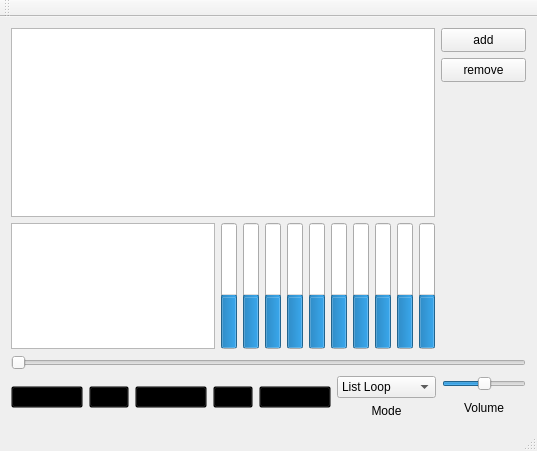
QianqianQ/Cplusplus-Project-Media-Player, file src/qt-project/player.ui: the form before one commit.
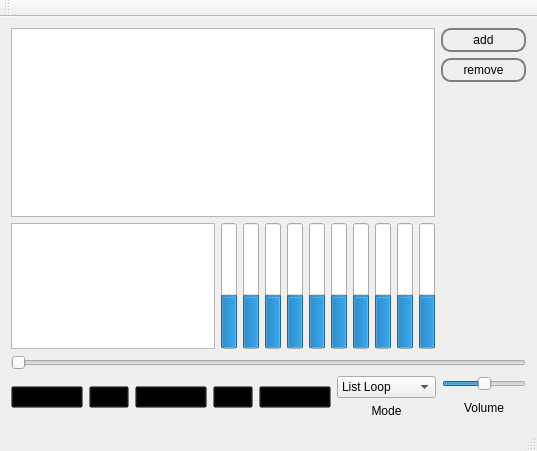
The form after the commit. Icons and pictures are not drawn.

Commit message: change button style

What changed in the file:
```diff
--- a/src/qt-project/player.ui
+++ b/src/qt-project/player.ui
@@ -28,7 +28,10 @@
            </sizepolicy>
           </property>
           <property name="styleSheet">
-           <string notr="true"/>
+           <string notr="true">border: 2px solid gray;
+  border-radius: 10px;
+  padding: 0 8px;
+</string>
           </property>
           <property name="text">
            <string>remove</string>
@@ -44,7 +47,10 @@
            </sizepolicy>
           </property>
           <property name="styleSheet">
-           <string notr="true"/>
+           <string notr="true">border: 2px solid gray;
+border-radius: 10px;
+padding: 0 8px;
+</string>
           </property>
           <property name="text">
            <string>add</string>
```
